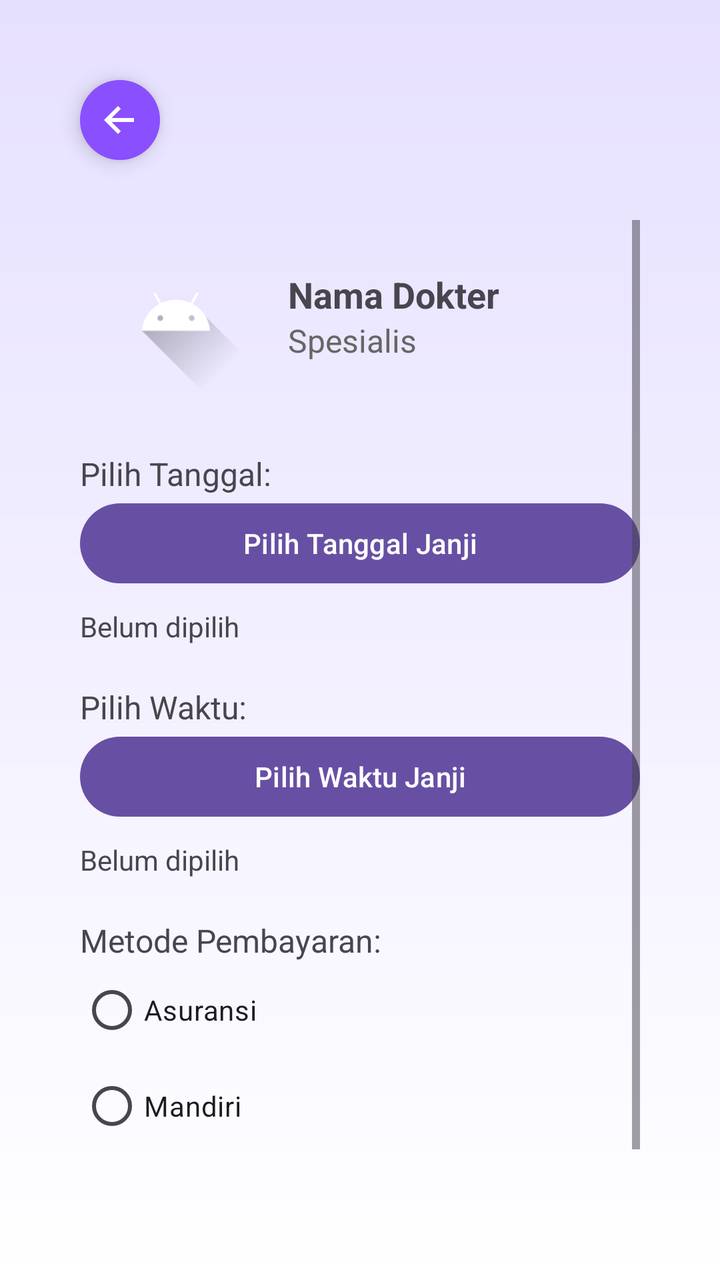
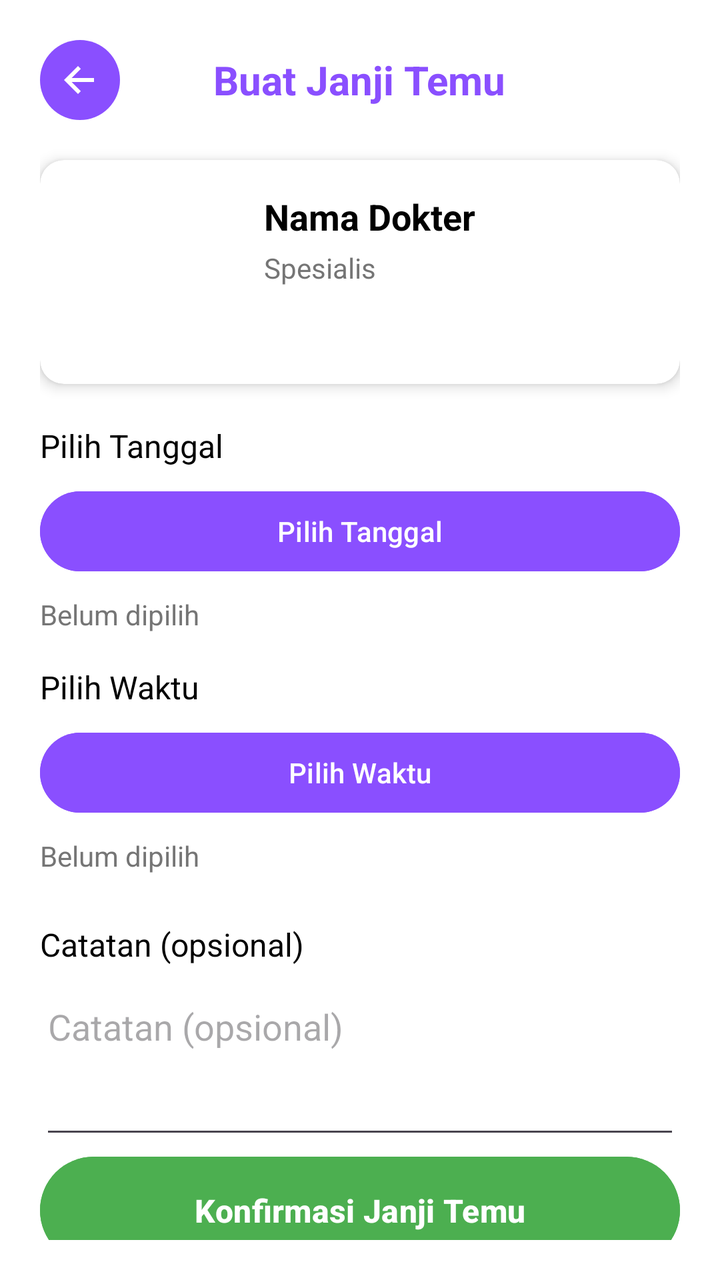

An Android layout rendered at two revisions. The XML below is the earlier revision; the diff shows what the commit changed to produce the second picture.
<!-- AndroidManifest.xml: application theme Theme.MediConnect -->
<!-- res/layout/activity_janji_temu.xml -->
<?xml version="1.0" encoding="utf-8"?>
<FrameLayout xmlns:android="http://schemas.android.com/apk/res/android"
    xmlns:app="http://schemas.android.com/apk/res-auto"
    android:layout_width="match_parent"
    android:layout_height="match_parent"
    android:padding="20dp"
    android:background="@drawable/bg_gradient">

    <ImageButton
        android:id="@+id/btnBack"
        android:layout_width="40dp"
        android:layout_height="40dp"
        android:layout_margin="20dp"
        android:background="@drawable/bg_button_round"
        android:padding="10dp"
        android:src="@drawable/ic_arrow_back"
        app:tint="@color/white"
        android:contentDescription="Kembali"
        android:elevation="6dp" />

    <ScrollView
        android:layout_width="match_parent"
        android:layout_height="match_parent"
        android:padding="20dp"
        android:layout_marginTop="70dp">
        <LinearLayout
            android:layout_width="match_parent"
            android:layout_height="wrap_content"
            android:orientation="vertical">

            <LinearLayout
                android:layout_width="match_parent"
                android:layout_height="wrap_content"
                android:orientation="horizontal"
                android:gravity="center_vertical"
                android:padding="8dp">

                <ImageView
                    android:id="@+id/imgDokterJanji"
                    android:layout_width="80dp"
                    android:layout_height="80dp"
                    android:scaleType="centerCrop"
                    android:src="@drawable/ic_launcher_foreground"
                    android:layout_marginEnd="16dp" />

                <LinearLayout
                    android:layout_width="wrap_content"
                    android:layout_height="wrap_content"
                    android:orientation="vertical">

                    <TextView
                        android:id="@+id/tvNamaDokterJanji"
                        android:layout_width="wrap_content"
                        android:layout_height="wrap_content"
                        android:text="Nama Dokter"
                        android:textStyle="bold"
                        android:textSize="18sp" />

                    <TextView
                        android:id="@+id/tvSpesialisJanji"
                        android:layout_width="wrap_content"
                        android:layout_height="wrap_content"
                        android:text="Spesialis"
                        android:textSize="16sp"
                        android:textColor="#666" />
                </LinearLayout>
            </LinearLayout>

            <TextView
                android:layout_width="match_parent"
                android:layout_height="wrap_content"
                android:text="Pilih Tanggal:"
                android:textSize="16sp"
                android:layout_marginTop="20dp" />

            <Button
                android:id="@+id/btnPilihTanggal"
                android:layout_width="match_parent"
                android:layout_height="wrap_content"
                android:text="Pilih Tanggal Janji" />

            <TextView
                android:id="@+id/tvTanggalDipilih"
                android:layout_width="wrap_content"
                android:layout_height="wrap_content"
                android:text="Belum dipilih"
                android:layout_marginTop="8dp" />

            <TextView
                android:layout_width="match_parent"
                android:layout_height="wrap_content"
                android:text="Pilih Waktu:"
                android:textSize="16sp"
                android:layout_marginTop="20dp" />

            <Button
                android:id="@+id/btnPilihWaktu"
                android:layout_width="match_parent"
                android:layout_height="wrap_content"
                android:text="Pilih Waktu Janji" />

            <TextView
                android:id="@+id/tvWaktuDipilih"
                android:layout_width="wrap_content"
                android:layout_height="wrap_content"
                android:text="Belum dipilih"
                android:layout_marginTop="8dp" />

            <TextView
                android:layout_width="match_parent"
                android:layout_height="wrap_content"
                android:text="Metode Pembayaran:"
                android:textSize="16sp"
                android:layout_marginTop="20dp" />

            <RadioGroup
                android:id="@+id/rgMetodePembayaran"
                android:layout_width="match_parent"
                android:layout_height="wrap_content">

                <RadioButton
                    android:id="@+id/rbAsuransi"
                    android:layout_width="wrap_content"
                    android:layout_height="wrap_content"
                    android:text="Asuransi" />

                <RadioButton
                    android:id="@+id/rbMandiri"
                    android:layout_width="wrap_content"
                    android:layout_height="wrap_content"
                    android:text="Mandiri" />
            </RadioGroup>

            <Button
                android:id="@+id/btnKonfirmasiJanji"
                android:layout_width="match_parent"
                android:layout_height="wrap_content"
                android:text="Konfirmasi Janji"
                android:layout_marginTop="24dp"
                android:textColor="@android:color/white"
                android:backgroundTint="@color/primary_purple" />

        </LinearLayout>
    </ScrollView>
</FrameLayout>
<!-- resources referenced by this layout -->
<resources>
  <color name="primary_purple">#8A4FFF</color>
  <color name="white">#FFFFFF</color>
  <!-- drawable bg_button_round (drawable) -->
  <shape xmlns:android="http://schemas.android.com/apk/res/android"
      android:shape="oval">
      <solid android:color="@color/primary_purple" />
      <size android:width="40dp" android:height="40dp"/>
  </shape>
  <!-- drawable bg_gradient (drawable) -->
  <shape xmlns:android="http://schemas.android.com/apk/res/android"
      android:shape="rectangle">
  
      <gradient
          android:angle="270"
          android:startColor="#E6E0FF"
          android:endColor="#FFFFFF"
          android:type="linear" />
  
  </shape>
  <!-- drawable ic_arrow_back (drawable) -->
  <vector xmlns:android="http://schemas.android.com/apk/res/android"
      android:width="24dp"
      android:height="24dp"
      android:viewportWidth="24"
      android:viewportHeight="24">
      <path
          android:fillColor="#FFFFFF"
          android:pathData="M19,11H7.83l4.59,-4.59L11,5l-7,7 7,7 1.41,-1.41L7.83,13H19v-2z" />
  </vector>
  <!-- drawable ic_launcher_foreground (drawable) -->
  <vector xmlns:android="http://schemas.android.com/apk/res/android"
      xmlns:aapt="http://schemas.android.com/aapt"
      android:width="108dp"
      android:height="108dp"
      android:viewportWidth="108"
      android:viewportHeight="108">
      <path android:pathData="M31,63.928c0,0 6.4,-11 12.1,-13.1c7.2,-2.6 26,-1.4 26,-1.4l38.1,38.1L107,108.928l-32,-1L31,63.928z">
          <aapt:attr name="android:fillColor">
              <gradient
                  android:endX="85.84757"
                  android:endY="92.4963"
                  android:startX="42.9492"
                  android:startY="49.59793"
                  android:type="linear">
                  <item
                      android:color="#44000000"
                      android:offset="0.0" />
                  <item
                      android:color="#00000000"
                      android:offset="1.0" />
              </gradient>
          </aapt:attr>
      </path>
      <path
          android:fillColor="#FFFFFF"
          android:fillType="nonZero"
          android:pathData="M65.3,45.828l3.8,-6.6c0.2,-0.4 0.1,-0.9 -0.3,-1.1c-0.4,-0.2 -0.9,-0.1 -1.1,0.3l-3.9,6.7c-6.3,-2.8 -13.4,-2.8 -19.7,0l-3.9,-6.7c-0.2,-0.4 -0.7,-0.5 -1.1,-0.3C38.8,38.328 38.7,38.828 38.9,39.228l3.8,6.6C36.2,49.428 31.7,56.028 31,63.928h46C76.3,56.028 71.8,49.428 65.3,45.828zM43.4,57.328c-0.8,0 -1.5,-0.5 -1.8,-1.2c-0.3,-0.7 -0.1,-1.5 0.4,-2.1c0.5,-0.5 1.4,-0.7 2.1,-0.4c0.7,0.3 1.2,1 1.2,1.8C45.3,56.528 44.5,57.328 43.4,57.328L43.4,57.328zM64.6,57.328c-0.8,0 -1.5,-0.5 -1.8,-1.2s-0.1,-1.5 0.4,-2.1c0.5,-0.5 1.4,-0.7 2.1,-0.4c0.7,0.3 1.2,1 1.2,1.8C66.5,56.528 65.6,57.328 64.6,57.328L64.6,57.328z"
          android:strokeWidth="1"
          android:strokeColor="#00000000" />
  </vector>
  <style name="Theme.MediConnect" parent="Base.Theme.MediConnect" />
  <style name="Base.Theme.MediConnect" parent="Theme.Material3.DayNight.NoActionBar">
          
          
      </style>
</resources>

<!-- the commit's change to res/layout/activity_janji_temu.xml (unified diff, before → after) -->
@@ -1,145 +1,185 @@
 <?xml version="1.0" encoding="utf-8"?>
-<FrameLayout xmlns:android="http://schemas.android.com/apk/res/android"
-    xmlns:app="http://schemas.android.com/apk/res-auto"
+<ScrollView xmlns:android="http://schemas.android.com/apk/res/android"
     android:layout_width="match_parent"
     android:layout_height="match_parent"
-    android:padding="20dp"
-    android:background="@drawable/bg_gradient">
+    xmlns:app="http://schemas.android.com/apk/res-auto"
+    android:fillViewport="true"
+    android:background="@color/white"
+    android:padding="20dp">
 
-    <ImageButton
-        android:id="@+id/btnBack"
-        android:layout_width="40dp"
-        android:layout_height="40dp"
-        android:layout_margin="20dp"
-        android:background="@drawable/bg_button_round"
-        android:padding="10dp"
-        android:src="@drawable/ic_arrow_back"
-        app:tint="@color/white"
-        android:contentDescription="Kembali"
-        android:elevation="6dp" />
+    <LinearLayout
+        android:layout_width="match_parent"
+        android:layout_height="wrap_content"
+        android:orientation="vertical">
 
-    <ScrollView
-        android:layout_width="match_parent"
-        android:layout_height="match_parent"
-        android:padding="20dp"
-        android:layout_marginTop="70dp">
-        <LinearLayout
+        
+        <RelativeLayout
             android:layout_width="match_parent"
             android:layout_height="wrap_content"
-            android:orientation="vertical">
+            android:layout_marginBottom="20dp">
+
+            <ImageButton
+                android:id="@+id/btnBack"
+                android:layout_width="40dp"
+                android:layout_height="40dp"
+                android:layout_alignParentStart="true"
+                android:background="@drawable/bg_button_round"
+                android:padding="10dp"
+                android:src="@drawable/ic_arrow_back"
+                android:contentDescription="Kembali"
+                android:clickable="true"
+                android:focusable="true"
+                app:tint="@color/white" />
+
+            <TextView
+                android:layout_width="wrap_content"
+                android:layout_height="wrap_content"
+                android:layout_centerInParent="true"
+                android:text="Buat Janji Temu"
+                android:textSize="20sp"
+                android:textStyle="bold"
+                android:textColor="@color/primary_purple" />
+        </RelativeLayout>
+
+        
+        <androidx.cardview.widget.CardView
+            android:layout_width="match_parent"
+            android:layout_height="wrap_content"
+            android:layout_marginBottom="20dp"
+            app:cardCornerRadius="12dp"
+            app:cardElevation="4dp"
+            android:clickable="false">
 
             <LinearLayout
                 android:layout_width="match_parent"
                 android:layout_height="wrap_content"
                 android:orientation="horizontal"
-                android:gravity="center_vertical"
-                android:padding="8dp">
+                android:padding="16dp">
 
                 <ImageView
                     android:id="@+id/imgDokterJanji"
                     android:layout_width="80dp"
                     android:layout_height="80dp"
+                    android:layout_marginEnd="16dp"
                     android:scaleType="centerCrop"
-                    android:src="@drawable/ic_launcher_foreground"
-                    android:layout_marginEnd="16dp" />
+                    android:clickable="false"
+                    android:focusable="false"
+                    app:cardCornerRadius="40dp" />
 
                 <LinearLayout
-                    android:layout_width="wrap_content"
+                    android:layout_width="0dp"
                     android:layout_height="wrap_content"
+                    android:layout_weight="1"
                     android:orientation="vertical">
 
                     <TextView
                         android:id="@+id/tvNamaDokterJanji"
-                        android:layout_width="wrap_content"
+                        android:layout_width="match_parent"
                         android:layout_height="wrap_content"
                         android:text="Nama Dokter"
+                        android:textSize="18sp"
                         android:textStyle="bold"
-                        android:textSize="18sp" />
+                        android:textColor="@color/black" />
 
                     <TextView
                         android:id="@+id/tvSpesialisJanji"
-                        android:layout_width="wrap_content"
+                        android:layout_width="match_parent"
                         android:layout_height="wrap_content"
                         android:text="Spesialis"
-                        android:textSize="16sp"
-                        android:textColor="#666" />
+                        android:textSize="14sp"
+                        android:textColor="@color/gray_text"
+                        android:layout_marginTop="4dp" />
                 </LinearLayout>
             </LinearLayout>
+        </androidx.cardview.widget.CardView>
 
-            <TextView
-                android:layout_width="match_parent"
-                android:layout_height="wrap_content"
-                android:text="Pilih Tanggal:"
-                android:textSize="16sp"
-                android:layout_marginTop="20dp" />
+        
+        <TextView
+            android:layout_width="match_parent"
+            android:layout_height="wrap_content"
+            android:text="Pilih Tanggal"
+            android:textSize="16sp"
+            android:textColor="@color/black"
+            android:layout_marginBottom="8dp" />
 
-            <Button
-                android:id="@+id/btnPilihTanggal"
-                android:layout_width="match_parent"
-                android:layout_height="wrap_content"
-                android:text="Pilih Tanggal Janji" />
+        <Button
+            android:id="@+id/btnPilihTanggal"
+            android:layout_width="match_parent"
+            android:layout_height="wrap_content"
+            android:text="Pilih Tanggal"
+            android:layout_marginBottom="8dp"
+            android:backgroundTint="@color/primary_purple"
+            android:clickable="true"
+            android:focusable="true" />
 
-            <TextView
-                android:id="@+id/tvTanggalDipilih"
-                android:layout_width="wrap_content"
-                android:layout_height="wrap_content"
-                android:text="Belum dipilih"
-                android:layout_marginTop="8dp" />
+        <TextView
+            android:id="@+id/tvTanggalDipilih"
+            android:layout_width="match_parent"
+            android:layout_height="wrap_content"
+            android:text="Belum dipilih"
+            android:textSize="14sp"
+            android:textColor="@color/gray_text"
+            android:layout_marginBottom="16dp" />
 
-            <TextView
-                android:layout_width="match_parent"
-                android:layout_height="wrap_content"
-                android:text="Pilih Waktu:"
-                android:textSize="16sp"
-                android:layout_marginTop="20dp" />
+        
+        <TextView
+            android:layout_width="match_parent"
+            android:layout_height="wrap_content"
+            android:text="Pilih Waktu"
+            android:textSize="16sp"
+            android:textColor="@color/black"
+            android:layout_marginBottom="8dp" />
 
-            <Button
-                android:id="@+id/btnPilihWaktu"
-                android:layout_width="match_parent"
-                android:layout_height="wrap_content"
-                android:text="Pilih Waktu Janji" />
+        <Button
+            android:id="@+id/btnPilihWaktu"
+            android:layout_width="match_parent"
+            android:layout_height="wrap_content"
+            android:text="Pilih Waktu"
+            android:layout_marginBottom="8dp"
+            android:backgroundTint="@color/primary_purple"
+            android:clickable="true"
+            android:focusable="true" />
 
-            <TextView
-                android:id="@+id/tvWaktuDipilih"
-                android:layout_width="wrap_content"
-                android:layout_height="wrap_content"
-                android:text="Belum dipilih"
-                android:layout_marginTop="8dp" />
+        <TextView
+            android:id="@+id/tvWaktuDipilih"
+            android:layout_width="match_parent"
+            android:layout_height="wrap_content"
+            android:text="Belum dipilih"
+            android:textSize="14sp"
+            android:textColor="@color/gray_text"
+            android:layout_marginBottom="24dp" />
 
-            <TextView
-                android:layout_width="match_parent"
-                android:layout_height="wrap_content"
-                android:text="Metode Pembayaran:"
-                android:textSize="16sp"
-                android:layout_marginTop="20dp" />
+        
+        <TextView
+            android:layout_width="match_parent"
+            android:layout_height="wrap_content"
+            android:text="Catatan (opsional)"
+            android:textSize="16sp"
+            android:textColor="@color/black"
+            android:layout_marginBottom="8dp" />
 
-            <RadioGroup
-                android:id="@+id/rgMetodePembayaran"
-                android:layout_width="match_parent"
-                android:layout_height="wrap_content">
+        <EditText
+            android:id="@+id/etNote"
+            android:layout_width="match_parent"
+            android:layout_height="wrap_content"
+            android:hint="Catatan (opsional)"
+            android:minLines="3"
+            android:gravity="top" />
 
-                <RadioButton
-                    android:id="@+id/rbAsuransi"
-                    android:layout_width="wrap_content"
-                    android:layout_height="wrap_content"
-                    android:text="Asuransi" />
 
-                <RadioButton
-                    android:id="@+id/rbMandiri"
-                    android:layout_width="wrap_content"
-                    android:layout_height="wrap_content"
-                    android:text="Mandiri" />
-            </RadioGroup>
+        
+        <Button
+            android:id="@+id/btnKonfirmasiJanji"
+            android:layout_width="match_parent"
+            android:layout_height="wrap_content"
+            android:text="Konfirmasi Janji Temu"
+            android:textSize="16sp"
+            android:textStyle="bold"
+            android:backgroundTint="@color/accent_green"
+            android:textColor="@color/white"
+            android:padding="16dp"
+            android:clickable="true"
+            android:focusable="true" />
 
-            <Button
-                android:id="@+id/btnKonfirmasiJanji"
-                android:layout_width="match_parent"
-                android:layout_height="wrap_content"
-                android:text="Konfirmasi Janji"
-                android:layout_marginTop="24dp"
-                android:textColor="@android:color/white"
-                android:backgroundTint="@color/primary_purple" />
-
-        </LinearLayout>
-    </ScrollView>
-</FrameLayout>
+    </LinearLayout>
+</ScrollView>
<!-- resource entries referenced after the edit -->
@@ -1,5 +1,8 @@
 <!-- resources referenced by this layout -->
 <resources>
+  <color name="accent_green">#4CAF50</color>
+  <color name="black">#000000</color>
+  <color name="gray_text">#757575</color>
   <color name="primary_purple">#8A4FFF</color>
   <color name="white">#FFFFFF</color>
   <!-- drawable bg_button_round (drawable) -->
@@ -7,17 +10,6 @@
       android:shape="oval">
       <solid android:color="@color/primary_purple" />
       <size android:width="40dp" android:height="40dp"/>
-  </shape>
-  <!-- drawable bg_gradient (drawable) -->
-  <shape xmlns:android="http://schemas.android.com/apk/res/android"
-      android:shape="rectangle">
-  
-      <gradient
-          android:angle="270"
-          android:startColor="#E6E0FF"
-          android:endColor="#FFFFFF"
-          android:type="linear" />
-  
   </shape>
   <!-- drawable ic_arrow_back (drawable) -->
   <vector xmlns:android="http://schemas.android.com/apk/res/android"
@@ -29,37 +21,6 @@
           android:fillColor="#FFFFFF"
           android:pathData="M19,11H7.83l4.59,-4.59L11,5l-7,7 7,7 1.41,-1.41L7.83,13H19v-2z" />
   </vector>
-  <!-- drawable ic_launcher_foreground (drawable) -->
-  <vector xmlns:android="http://schemas.android.com/apk/res/android"
-      xmlns:aapt="http://schemas.android.com/aapt"
-      android:width="108dp"
-      android:height="108dp"
-      android:viewportWidth="108"
-      android:viewportHeight="108">
-      <path android:pathData="M31,63.928c0,0 6.4,-11 12.1,-13.1c7.2,-2.6 26,-1.4 26,-1.4l38.1,38.1L107,108.928l-32,-1L31,63.928z">
-          <aapt:attr name="android:fillColor">
-              <gradient
-                  android:endX="85.84757"
-                  android:endY="92.4963"
-                  android:startX="42.9492"
-                  android:startY="49.59793"
-                  android:type="linear">
-                  <item
-                      android:color="#44000000"
-                      android:offset="0.0" />
-                  <item
-                      android:color="#00000000"
-                      android:offset="1.0" />
-              </gradient>
-          </aapt:attr>
-      </path>
-      <path
-          android:fillColor="#FFFFFF"
-          android:fillType="nonZero"
-          android:pathData="M65.3,45.828l3.8,-6.6c0.2,-0.4 0.1,-0.9 -0.3,-1.1c-0.4,-0.2 -0.9,-0.1 -1.1,0.3l-3.9,6.7c-6.3,-2.8 -13.4,-2.8 -19.7,0l-3.9,-6.7c-0.2,-0.4 -0.7,-0.5 -1.1,-0.3C38.8,38.328 38.7,38.828 38.9,39.228l3.8,6.6C36.2,49.428 31.7,56.028 31,63.928h46C76.3,56.028 71.8,49.428 65.3,45.828zM43.4,57.328c-0.8,0 -1.5,-0.5 -1.8,-1.2c-0.3,-0.7 -0.1,-1.5 0.4,-2.1c0.5,-0.5 1.4,-0.7 2.1,-0.4c0.7,0.3 1.2,1 1.2,1.8C45.3,56.528 44.5,57.328 43.4,57.328L43.4,57.328zM64.6,57.328c-0.8,0 -1.5,-0.5 -1.8,-1.2s-0.1,-1.5 0.4,-2.1c0.5,-0.5 1.4,-0.7 2.1,-0.4c0.7,0.3 1.2,1 1.2,1.8C66.5,56.528 65.6,57.328 64.6,57.328L64.6,57.328z"
-          android:strokeWidth="1"
-          android:strokeColor="#00000000" />
-  </vector>
   <style name="Theme.MediConnect" parent="Base.Theme.MediConnect" />
   <style name="Base.Theme.MediConnect" parent="Theme.Material3.DayNight.NoActionBar">
           
